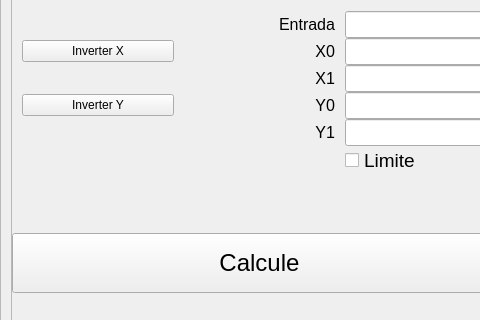
Facul-Ctba/Escala-Linear, file mainwindow.ui: the form before one commit; both pictures show x 0 to 480 and y 249 to 569 of the 1036 by 844 pixel window.
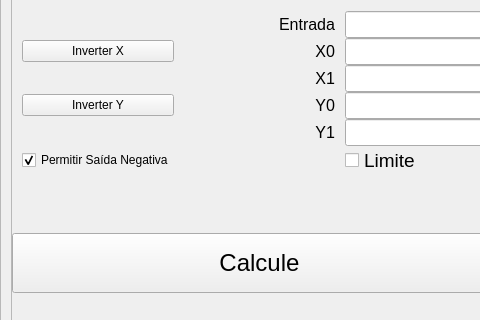
The form after the commit. Icons and pictures are not drawn.

Commit message: Inclusão Botão permitir saída negativa

```diff
--- a/mainwindow.ui
+++ b/mainwindow.ui
@@ -448,6 +448,19 @@
               </property>
              </widget>
             </item>
+            <item row="7" column="0">
+             <widget class="QCheckBox" name="cb_limneg">
+              <property name="cursor">
+               <cursorShape>PointingHandCursor</cursorShape>
+              </property>
+              <property name="text">
+               <string>Permitir Saída Negativa</string>
+              </property>
+              <property name="checked">
+               <bool>true</bool>
+              </property>
+             </widget>
+            </item>
            </layout>
           </item>
           <item>
```
The commit also changes 5 other files.
